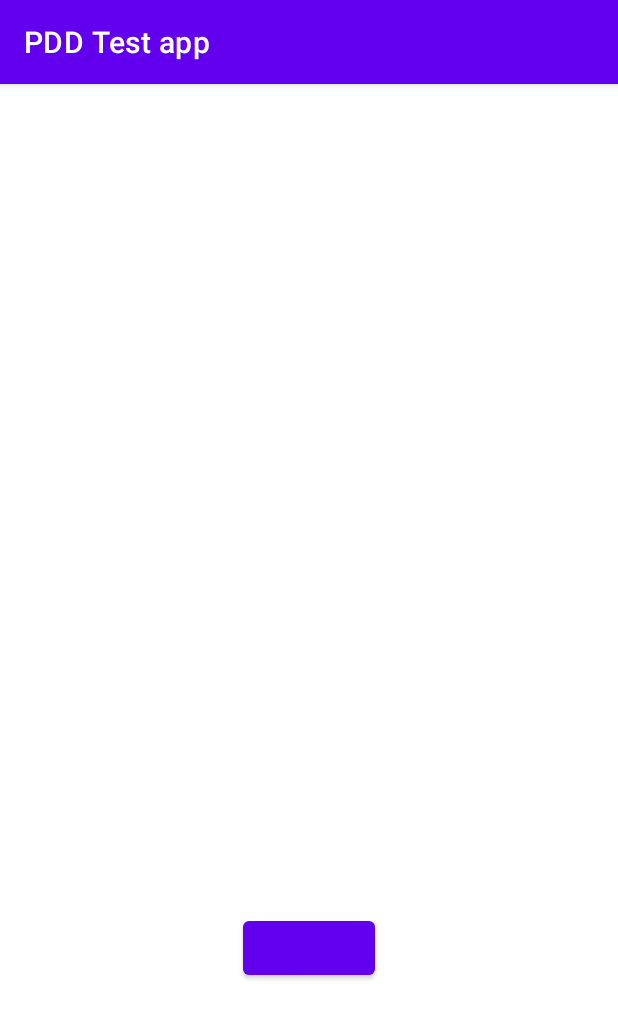
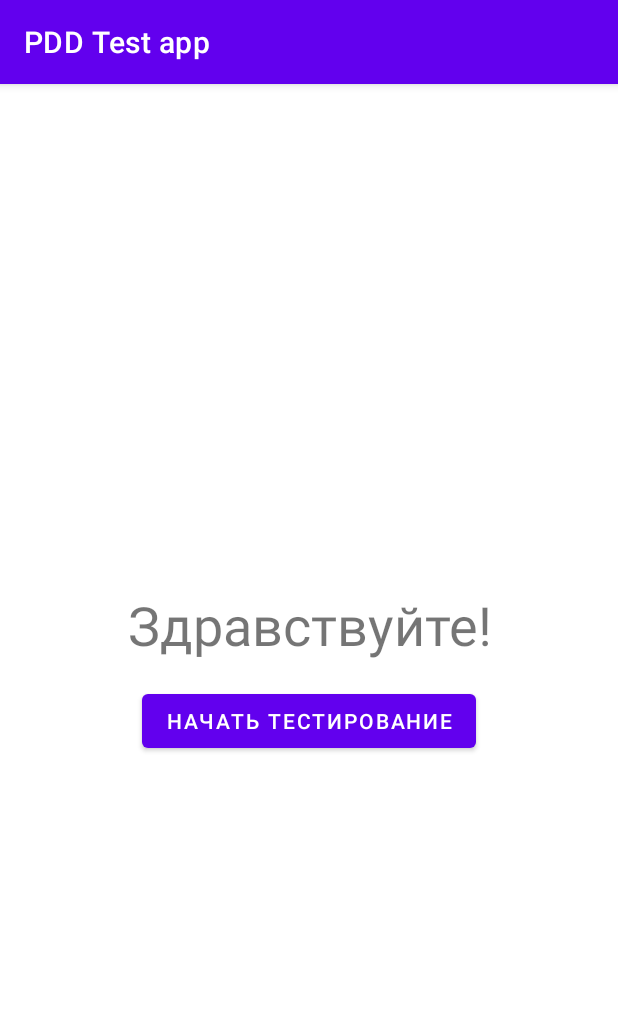
Before and after one commit to PavelGithub22/PDDTestApp, an Android app: the screen it shows after launch (MainActivity), on a phone screen of 412 x 824 dp. Shown: the top 1019 px of the screen. Run offline under Robolectric (Android 15) with nearby library versions, the phone set to English and light mode, and no system bars.

Commit message:
task 3 - presentation create presentation layer // add welcome fragment, test fragment, rules dialog and result test fragment // add resources

```diff
--- a/app/build.gradle
+++ b/app/build.gradle
@@ -22,6 +22,11 @@ android {
             proguardFiles getDefaultProguardFile('proguard-android-optimize.txt'), 'proguard-rules.pro'
         }
     }
+
+    buildFeatures {
+        viewBinding true
+    }
+
     compileOptions {
         sourceCompatibility JavaVersion.VERSION_1_8
         targetCompatibility JavaVersion.VERSION_1_8
--- a/app/src/main/AndroidManifest.xml
+++ b/app/src/main/AndroidManifest.xml
@@ -14,7 +14,7 @@
         android:theme="@style/Theme.PDDTestApp"
         tools:targetApi="31">
         <activity
-            android:name=".MainActivity"
+            android:name=".presentation.MainActivity"
             android:exported="true">
             <intent-filter>
                 <action android:name="android.intent.action.MAIN" />
--- a/app/src/main/java/ru/hivislav/pddtestapp/MainActivity.kt
+++ /dev/null
@@ -1,23 +0,0 @@
-package ru.hivislav.pddtestapp
-
-import android.os.Bundle
-import android.widget.Button
-import android.widget.ImageView
-import androidx.appcompat.app.AppCompatActivity
-import ru.hivislav.pddtestapp.data.RepositoryImpl
-
-class MainActivity : AppCompatActivity() {
-    override fun onCreate(savedInstanceState: Bundle?) {
-        super.onCreate(savedInstanceState)
-        setContentView(R.layout.activity_main)
-
-
-        val repositoryImpl = RepositoryImpl(this.application)
-
-        val imageView = findViewById<ImageView>(R.id.imageView)
-        val btn = findViewById<Button>(R.id.btn)
-        btn.setOnClickListener {
-            imageView.setImageResource(repositoryImpl.generateQuestion().pictureOfQuestion)
-        }
-    }
-}
--- /dev/null
+++ b/app/src/main/java/ru/hivislav/pddtestapp/presentation/MainActivity.kt
@@ -0,0 +1,19 @@
+package ru.hivislav.pddtestapp.presentation
+
+import android.os.Bundle
+import androidx.appcompat.app.AppCompatActivity
+import ru.hivislav.pddtestapp.R
+
+class MainActivity : AppCompatActivity() {
+    override fun onCreate(savedInstanceState: Bundle?) {
+        super.onCreate(savedInstanceState)
+        setContentView(R.layout.activity_main)
+
+        if (savedInstanceState == null) {
+            supportFragmentManager
+                .beginTransaction()
+                .add(R.id.mainContainer, WelcomeFragment.newInstance())
+                .commit()
+        }
+    }
+}
--- /dev/null
+++ b/app/src/main/java/ru/hivislav/pddtestapp/presentation/WelcomeFragment.kt
@@ -0,0 +1,44 @@
+package ru.hivislav.pddtestapp.presentation
+
+import android.os.Bundle
+import android.view.LayoutInflater
+import android.view.View
+import android.view.ViewGroup
+import androidx.fragment.app.Fragment
+import ru.hivislav.pddtestapp.databinding.FragmentWelcomeBinding
+
+class WelcomeFragment : Fragment() {
+
+    private var _binding: FragmentWelcomeBinding? = null
+    private val binding
+        get() = _binding!!
+
+    override fun onCreateView(
+        inflater: LayoutInflater, container: ViewGroup?,
+        savedInstanceState: Bundle?
+    ): View {
+        _binding = FragmentWelcomeBinding.inflate(inflater, container, false)
+        return binding.root
+    }
+
+    override fun onViewCreated(view: View, savedInstanceState: Bundle?) {
+        super.onViewCreated(view, savedInstanceState)
+
+        setupClickListeners()
+    }
+
+    private fun setupClickListeners() {
+        binding.startButtonWelcomeFragment.setOnClickListener {
+            RulesDialogFragment.newInstance().show(requireActivity().supportFragmentManager, "")
+        }
+    }
+
+    override fun onDestroyView() {
+        super.onDestroyView()
+        _binding = null
+    }
+
+    companion object {
+        fun newInstance() = WelcomeFragment()
+    }
+}
--- /dev/null
+++ b/app/src/main/res/drawable/ic_baseline_warning_24.xml
@@ -0,0 +1,5 @@
+<vector android:height="24dp" android:tint="#000000"
+    android:viewportHeight="24" android:viewportWidth="24"
+    android:width="24dp" xmlns:android="http://schemas.android.com/apk/res/android">
+    <path android:fillColor="@android:color/white" android:pathData="M1,21h22L12,2 1,21zM13,18h-2v-2h2v2zM13,14h-2v-4h2v4z"/>
+</vector>
--- a/app/src/main/res/layout/activity_main.xml
+++ b/app/src/main/res/layout/activity_main.xml
@@ -1,27 +1,8 @@
 <?xml version="1.0" encoding="utf-8"?>
-<androidx.constraintlayout.widget.ConstraintLayout xmlns:android="http://schemas.android.com/apk/res/android"
-    xmlns:app="http://schemas.android.com/apk/res-auto"
+<androidx.fragment.app.FragmentContainerView
+    xmlns:android="http://schemas.android.com/apk/res/android"
     xmlns:tools="http://schemas.android.com/tools"
+    android:id="@+id/mainContainer"
     android:layout_width="match_parent"
     android:layout_height="match_parent"
-    tools:context=".MainActivity">
-
-    <ImageView
-        android:id="@+id/imageView"
-        android:layout_width="wrap_content"
-        android:layout_height="wrap_content"
-        app:layout_constraintBottom_toBottomOf="parent"
-        app:layout_constraintEnd_toEndOf="parent"
-        app:layout_constraintStart_toStartOf="parent"
-        app:layout_constraintTop_toTopOf="parent" />
-
-    <Button
-        android:id="@+id/btn"
-        android:layout_width="wrap_content"
-        android:layout_height="wrap_content"
-        app:layout_constraintBottom_toBottomOf="parent"
-        app:layout_constraintEnd_toEndOf="parent"
-        app:layout_constraintStart_toStartOf="parent"
-        app:layout_constraintTop_toTopOf="@id/imageView" />
-
-</androidx.constraintlayout.widget.ConstraintLayout>
+    tools:context=".presentation.MainActivity"/>
--- /dev/null
+++ b/app/src/main/res/layout/fragment_welcome.xml
@@ -0,0 +1,34 @@
+<?xml version="1.0" encoding="utf-8"?>
+<androidx.constraintlayout.widget.ConstraintLayout
+    xmlns:android="http://schemas.android.com/apk/res/android"
+    xmlns:tools="http://schemas.android.com/tools"
+    android:layout_width="match_parent"
+    android:layout_height="match_parent"
+    xmlns:app="http://schemas.android.com/apk/res-auto"
+    android:orientation="vertical"
+    tools:context=".presentation.WelcomeFragment">
+
+    <com.google.android.material.textview.MaterialTextView
+        android:id="@+id/textViewWelcomeFragment"
+        app:layout_constraintTop_toTopOf="parent"
+        app:layout_constraintBottom_toTopOf="@id/startButtonWelcomeFragment"
+        app:layout_constraintStart_toStartOf="parent"
+        app:layout_constraintEnd_toEndOf="parent"
+        android:layout_margin="16dp"
+        android:layout_width="match_parent"
+        android:layout_height="wrap_content"
+        android:text="@string/welcome_text_view_welcome_fragment"
+        android:textSize="36sp"
+        android:gravity="center"
+        app:layout_constraintVertical_chainStyle="packed"/>
+
+    <Button
+        android:id="@+id/startButtonWelcomeFragment"
+        android:layout_width="wrap_content"
+        android:layout_height="wrap_content"
+        app:layout_constraintTop_toBottomOf="@id/textViewWelcomeFragment"
+        app:layout_constraintBottom_toBottomOf="parent"
+        app:layout_constraintStart_toStartOf="parent"
+        app:layout_constraintEnd_toEndOf="parent"
+        android:text="@string/start_button_welcome_fragment"/>
+</androidx.constraintlayout.widget.ConstraintLayout>
```
Also changed, not shown: app/src/main/java/ru/hivislav/pddtestapp/presentation/RulesDialogFragment.kt (added, +36 -0 lines), app/src/main/java/ru/hivislav/pddtestapp/presentation/TestFragment.kt (added, +33 -0 lines), app/src/main/java/ru/hivislav/pddtestapp/presentation/TestResultFragment.kt (added, +33 -0 lines), app/src/main/res/drawable-v24/ic_sad.xml (added, +29 -0 lines), app/src/main/res/drawable-v24/ic_smile.xml (added, +29 -0 lines), app/src/main/res/layout/fragment_test.xml (added, +44 -0 lines), app/src/main/res/layout/fragment_test_result.xml (added, +68 -0 lines), app/src/main/res/values/strings.xml (+15 -0 lines).
